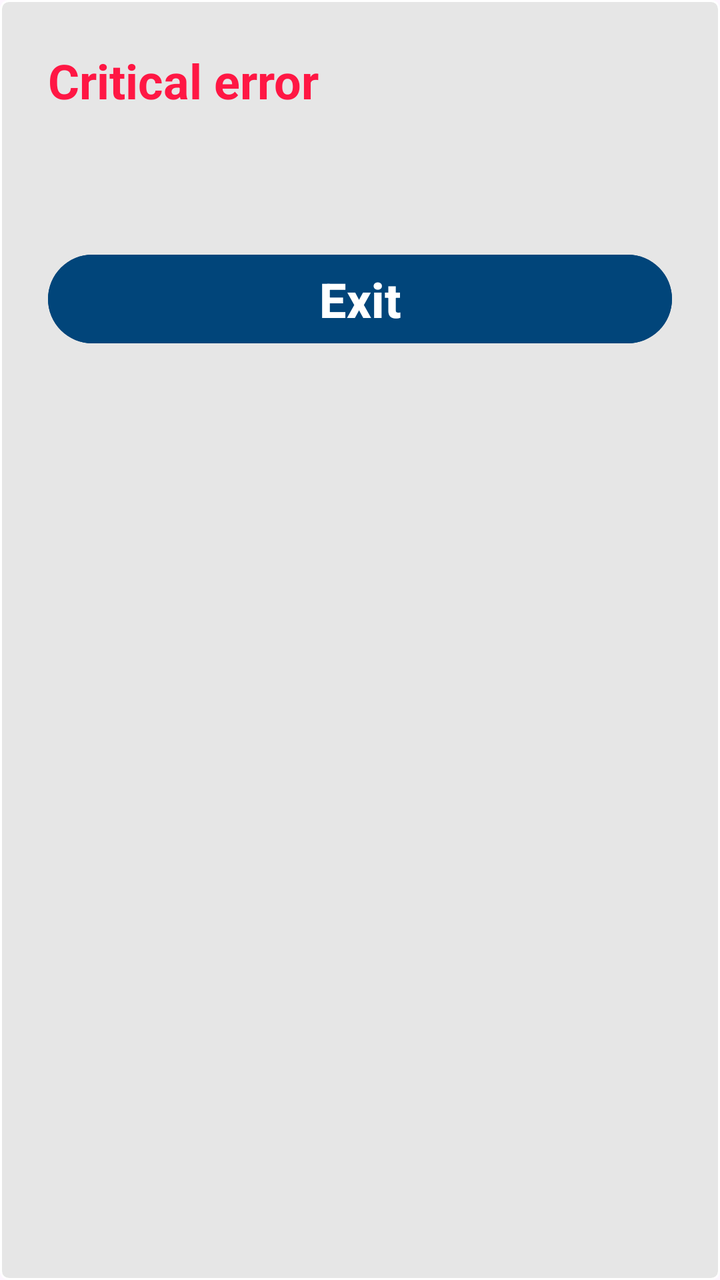
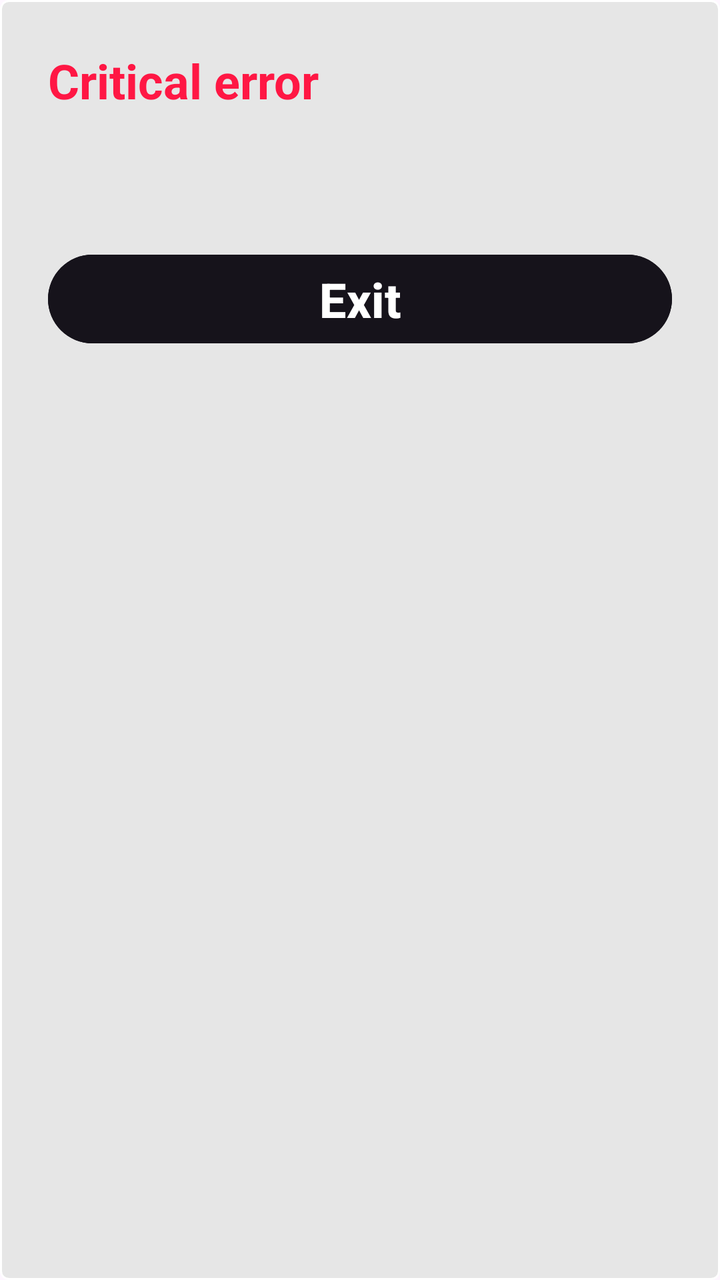

Screens rendered from an Android XML layout before and after an edit, with the pre-edit source and the edit as a unified diff.
<!-- AndroidManifest.xml: application theme Theme.Lim -->
<!-- res/layout/dialog_critical_error.xml -->
<?xml version="1.0" encoding="utf-8"?>
<androidx.constraintlayout.widget.ConstraintLayout xmlns:android="http://schemas.android.com/apk/res/android"
    xmlns:app="http://schemas.android.com/apk/res-auto"
    android:layout_width="match_parent"
    android:layout_height="wrap_content"
    android:padding="24dp"
    android:background="@drawable/fielder_background_wt">

    <TextView
        android:id="@+id/errorTitle"
        android:layout_width="wrap_content"
        android:layout_height="wrap_content"
        android:text="@string/system_critical_error_title"
        android:textColor="@color/redA400"
        android:textSize="24sp"
        android:textStyle="bold"
        app:layout_constraintStart_toStartOf="parent"
        app:layout_constraintTop_toTopOf="parent" />

    <TextView
        android:id="@+id/errorMessage"
        android:layout_width="0dp"
        android:layout_height="wrap_content"
        android:layout_marginTop="16dp"
        android:textColor="@color/black2"
        android:textSize="20sp"
        app:layout_constraintEnd_toEndOf="parent"
        app:layout_constraintStart_toStartOf="parent"
        app:layout_constraintTop_toBottomOf="@id/errorTitle" />

    <Button
        android:id="@+id/btnExit"
        android:layout_width="match_parent"
        android:layout_height="wrap_content"
        android:layout_marginTop="24dp"
        android:backgroundTint="@color/main_background"
        android:text="@string/system_critical_error_btn"
        android:textColor="@color/white"
        android:textSize="24sp"
        android:textStyle="bold"
        app:layout_constraintEnd_toEndOf="parent"
        app:layout_constraintStart_toStartOf="parent"
        app:layout_constraintTop_toBottomOf="@id/errorMessage" />

</androidx.constraintlayout.widget.ConstraintLayout>
<!-- resources referenced by this layout -->
<resources>
  <color name="black2">#333333</color>
  <color name="main_background">#01457A</color>
  <color name="redA400">#FFFF1744</color>
  <color name="white">#FFFFFFFF</color>
  <!-- drawable fielder_background_wt (drawable) -->
  <shape xmlns:android="http://schemas.android.com/apk/res/android"
      android:shape="rectangle">
  
      <solid android:color="@color/light_gray_fieldsender" />
  
      <corners android:radius="4dp" />
  
      <stroke
          android:width="1dp"
          android:color="@color/white" />
  
  </shape>
  <string name="system_critical_error_btn">Exit</string>
  <string name="system_critical_error_title">Critical error</string>
  <style name="Theme.Lim" parent="Base.Theme.Lim">
  
      </style>
  <color name="light_gray_fieldsender">#E6E6E6</color>
  <style name="Base.Theme.Lim" parent="Theme.Material3.DayNight.NoActionBar">
          <item name="android:windowDrawsSystemBarBackgrounds">true</item>
          <item name="android:statusBarColor">@android:color/transparent</item>
          <item name="android:navigationBarColor">@color/main_background</item>
      </style>
</resources>

<!-- the commit's change to res/layout/dialog_critical_error.xml (unified diff, before → after) -->
@@ -22,7 +22,7 @@
         android:layout_width="0dp"
         android:layout_height="wrap_content"
         android:layout_marginTop="16dp"
-        android:textColor="@color/black2"
+        android:textColor="@color/main_background"
         android:textSize="20sp"
         app:layout_constraintEnd_toEndOf="parent"
         app:layout_constraintStart_toStartOf="parent"
<!-- resource entries referenced after the edit -->
@@ -1,7 +1,6 @@
 <!-- resources referenced by this layout -->
 <resources>
-  <color name="black2">#333333</color>
-  <color name="main_background">#01457A</color>
+  <color name="main_background">#16131B</color>
   <color name="redA400">#FFFF1744</color>
   <color name="white">#FFFFFFFF</color>
   <!-- drawable fielder_background_wt (drawable) -->
